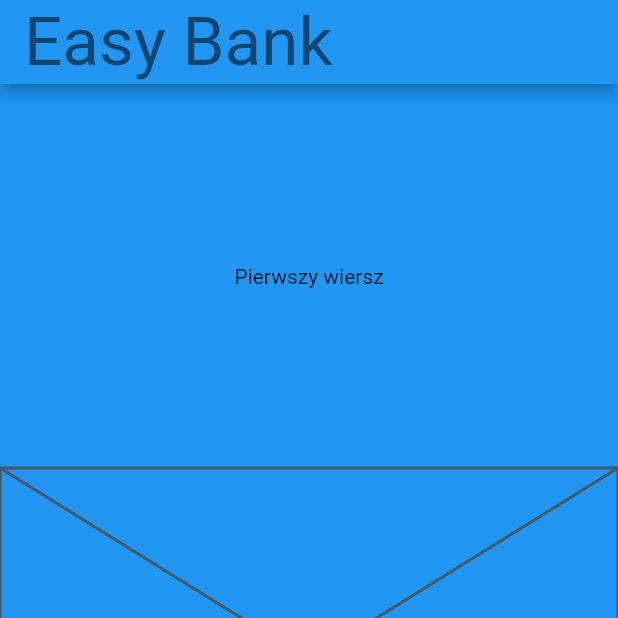
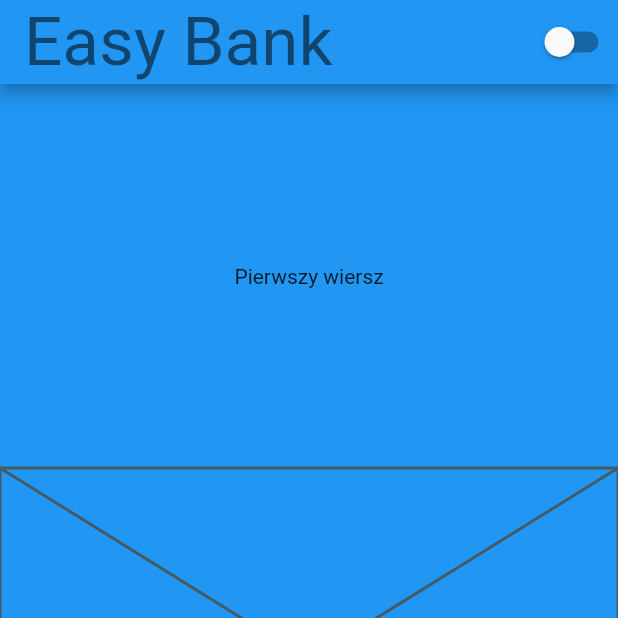
Before and after one commit to pawelwlazlo/flutter_playground, a Flutter app: the screen it shows after launch, on a phone screen of 412 x 824 dp, the top half of it. Run offline on Flutter 3.47's test engine with Material 2 defaults, Android fonts, the phone set to English and light mode, and no system bars.

Commit message:
dodanie przycisku zmiany motywu

```diff
--- a/lib/application/pages/title/bank_page.dart
+++ b/lib/application/pages/title/bank_page.dart
@@ -1,6 +1,8 @@
 import 'package:flutter/material.dart';
+import 'package:flutter_playground/application/core/services/theme_service.dart';
 import 'package:flutter_playground/application/pages/title/widgets/bottom_section.dart';
 import 'package:flutter_playground/application/pages/title/widgets/center_section.dart';
+import 'package:provider/provider.dart';
 
 class BankPage extends StatelessWidget {
   const BankPage({super.key});
@@ -12,6 +14,14 @@ class BankPage extends StatelessWidget {
         appBar: AppBar(
           title: const Text("Easy Bank"),
           titleTextStyle: themeData.textTheme.displaySmall,
+          actions: [
+            Switch(
+                value: Provider.of<ThemeService>(context).isDarkModeOn,
+                onChanged: (_) {
+                  Provider.of<ThemeService>(context, listen: false)
+                      .toggleTheme();
+                }),
+          ],
         ),
         body: const Center(
           child: Column(children: <Widget>[
```
